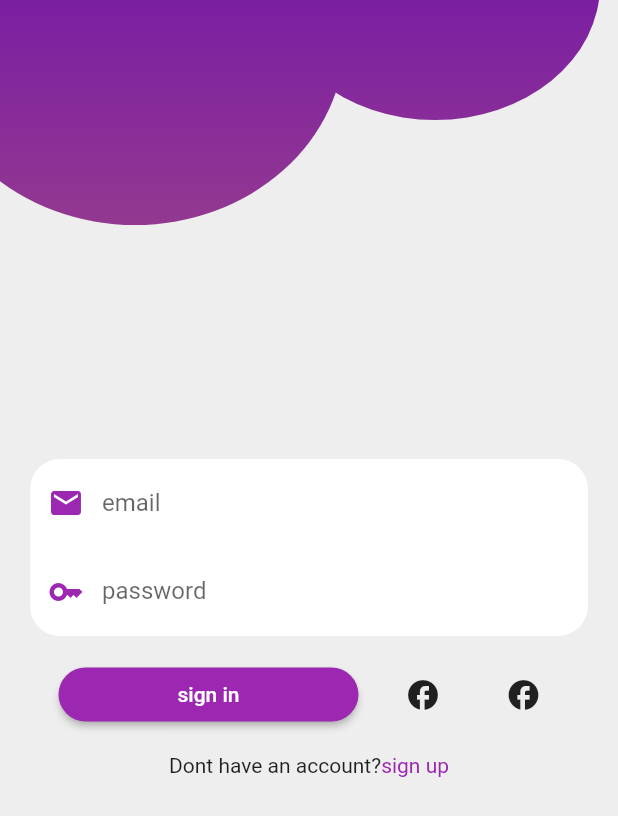
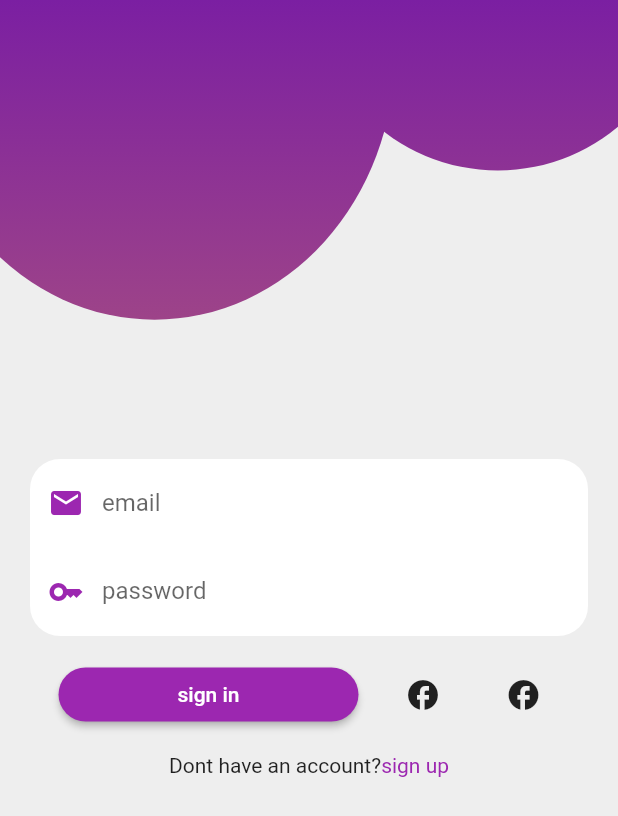
Before and after one commit to AhmadAlassad/FlutterTask1, a Flutter app: the screen it shows after launch, on a phone screen of 412 x 824 dp. Shown: the top 816 px of the screen. Run offline on Flutter 3.47's test engine with Material 2 defaults, Android fonts, the phone set to English and light mode, and no system bars; our stand-ins replace flutter_screenutil.

Commit message:
responsive screen

```diff
--- a/lib/main.dart
+++ b/lib/main.dart
@@ -1,3 +1,4 @@
+
 import 'package:flutter/material.dart';
 
 import 'main_screen.dart';
--- a/lib/main_screen.dart
+++ b/lib/main_screen.dart
@@ -1,5 +1,6 @@
 import 'package:course_testing/login_form.dart';
 import 'package:flutter/material.dart';
+import 'package:flutter_screenutil/flutter_screenutil.dart';
 
 class MainScreen extends StatefulWidget {
   const MainScreen({Key? key}) : super(key: key);
@@ -11,6 +12,16 @@ class MainScreen extends StatefulWidget {
 class _MainScreenState extends State<MainScreen> {
   @override
   Widget build(BuildContext context) {
+
+    ScreenUtil.init(
+        BoxConstraints(
+            maxHeight: MediaQuery.of(context).size.height,
+            maxWidth: MediaQuery.of(context).size.width),
+        designSize: const Size(360, 580),
+        context: context,
+        minTextAdapt: true,
+        orientation: Orientation.portrait);
+
     return Scaffold(
         backgroundColor: Colors.grey[200],
         body: Stack(
@@ -109,7 +120,7 @@ class _MainScreenState extends State<MainScreen> {
 class Clipper extends CustomClipper<Rect> {
   @override
   Rect getClip(Size size) {
-    return Rect.fromLTRB(-50, -100, 230, 150);
+    return Rect.fromLTRB(-50.w, -100.h, 230.w, 150.h);
   }
 
   @override
@@ -122,7 +133,7 @@ class Clipper extends CustomClipper<Rect> {
 class Clipperr extends CustomClipper<Rect> {
   @override
   Rect getClip(Size size) {
-    return Rect.fromLTRB(180, -100, 400, 80);
+    return Rect.fromLTRB(180.w, -100.h, 400.w, 80.h);
   }
 
   @override
--- a/pubspec.yaml
+++ b/pubspec.yaml
@@ -29,7 +29,7 @@ environment:
 dependencies:
   flutter:
     sdk: flutter
-
+  flutter_screenutil: ^5.3.1
 
   # The following adds the Cupertino Icons font to your application.
   # Use with the CupertinoIcons class for iOS style icons.
```
Also changed, not shown: pubspec.lock.
